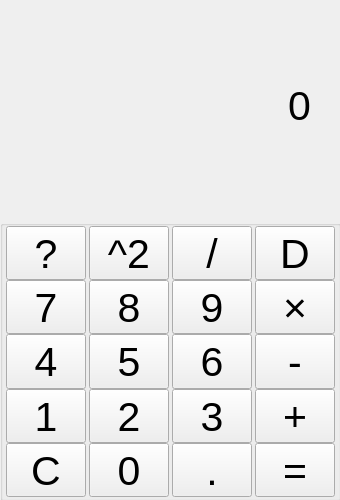
First picture: the form in widget.ui, repository falcon20200202/calculator, before the edit.
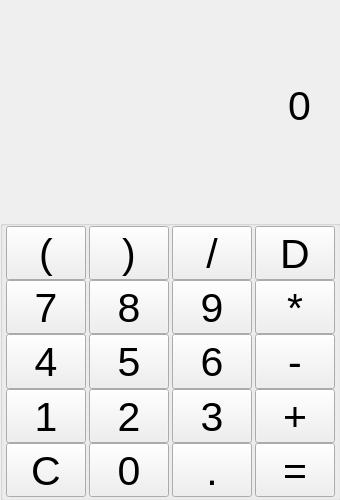
Second picture: the form after the edit.

The edit to the form file:
```diff
--- a/widget.ui
+++ b/widget.ui
@@ -162,7 +162,7 @@
        </sizepolicy>
       </property>
       <property name="text">
-       <string>×</string>
+       <string>*</string>
       </property>
      </widget>
     </item>
@@ -346,7 +346,7 @@
        </sizepolicy>
       </property>
       <property name="text">
-       <string>^2</string>
+       <string>)</string>
       </property>
      </widget>
     </item>
@@ -374,7 +374,7 @@
        </size>
       </property>
       <property name="text">
-       <string>?</string>
+       <string>(</string>
       </property>
      </widget>
     </item>
```
Left out of the diff: 4 changed lines with no effect on the pictures.
